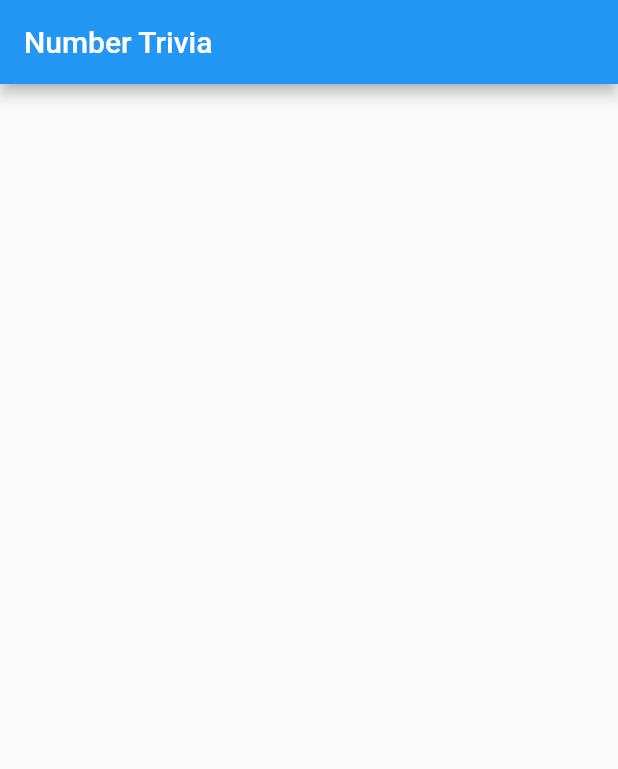
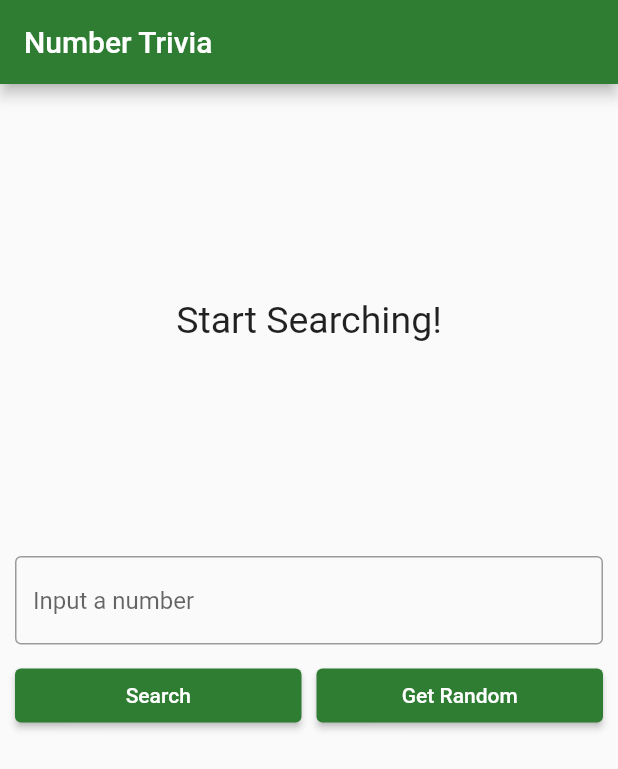
Before and after one commit to husseinqab/flutter_clean_architacture, a Flutter app: the screen it shows after launch, on a phone screen of 412 x 824 dp. Shown: the top 769 px of the screen. Run offline on Flutter 3.47's test engine with Material 2 defaults, Android fonts, the phone set to English and light mode, and no system bars; our stand-ins replace bloc, dartz, equatable, flutter_bloc, get_it, internet_connection_checker and 1 more.

Commit message:
finish bloc tests do presentation layer

```diff
--- a/lib/features/number_trivia/presentation/pages/number_trivia_page.dart
+++ b/lib/features/number_trivia/presentation/pages/number_trivia_page.dart
@@ -1,4 +1,11 @@
 import 'package:flutter/material.dart';
+import 'package:flutter_bloc/flutter_bloc.dart';
+import 'package:flutter_clean_arch/features/number_trivia/presentation/bloc/number_trivia_bloc.dart';
+
+import '../../../../injection_container.dart';
+import '../widgets/loading_widget.dart';
+import '../widgets/message_display.dart';
+import '../widgets/trivia_display.dart';
 
 class NumberTriviaPage extends StatelessWidget {
   const NumberTriviaPage({Key? key}) : super(key: key);
@@ -9,6 +16,99 @@ class NumberTriviaPage extends StatelessWidget {
       appBar: AppBar(
         title: const Text("Number Trivia"),
       ),
+      body: _bodyBuilder(context),
+    );
+  }
+
+  BlocProvider<NumberTriviaBloc> _bodyBuilder(BuildContext context) {
+    return BlocProvider(
+      create: (context) => sl<NumberTriviaBloc>(),
+      child: Padding(
+          padding: const EdgeInsets.all(10.0),
+          child: SingleChildScrollView(
+            reverse: true,
+            child: Column(
+              children: [
+                const SizedBox(height: 10),
+                //top half
+                BlocBuilder<NumberTriviaBloc, NumberTriviaState>(
+                  builder: (context, state) {
+                    if (state is NumberTriviaInitial) {
+                      return const MessageDisplay(
+                        text: "Start Searching!",
+                      );
+                    } else if (state is NumberTriviaLoading) {
+                      return const LoadingWidget();
+                    } else if (state is NumberTriviaLoaded) {
+                      return TriviaDisplay(numberTrivia: state.numberTrivia);
+                    } else if (state is NumberTriviaFailed) {
+                      return MessageDisplay(text: state.message);
+                    }
+                    return SizedBox();
+                  },
+                ),
+                const SizedBox(height: 20),
+                //Bottom Half
+                TriviaControls()
+              ],
+            ),
+          )),
     );
   }
 }
+
+class TriviaControls extends StatefulWidget {
+  const TriviaControls({
+    Key? key,
+  }) : super(key: key);
+
+  @override
+  State<TriviaControls> createState() => _TriviaControlsState();
+}
+
+class _TriviaControlsState extends State<TriviaControls> {
+  late String inputStr;
+  TextEditingController controller = TextEditingController();
+
+  @override
+  Widget build(BuildContext context) {
+    return Column(
+      children: [
+        TextField(
+            controller: controller,
+            keyboardType: TextInputType.number,
+            decoration: const InputDecoration(
+                hintText: 'Input a number', border: OutlineInputBorder()),
+            onChanged: (value) {
+              inputStr = value;
+            }),
+        SizedBox(height: 10),
+        Row(
+          children: [
+            Expanded(
+              child: ElevatedButton(
+                onPressed: () {
+                  controller.clear();
+                  BlocProvider.of<NumberTriviaBloc>(context).add(GetTriviaForConcreteNumberEvent(inputStr));
+                },
+                child: Text("Search"),
+              ),
+            ),
+            SizedBox(width: 10),
+            Expanded(
+              child: ElevatedButton(
+                onPressed: () {
+                  controller.clear();
+                  context.read<NumberTriviaBloc>().add(
+                        GetTriviaForRandomNumberEvent(),
+                      );
+                },
+                child: Text("Get Random"),
+              ),
+            ),
+          ],
+        )
+      ],
+    );
+  }
+}
--- /dev/null
+++ b/lib/features/number_trivia/presentation/widgets/message_display.dart
@@ -0,0 +1,26 @@
+import 'package:flutter/material.dart';
+
+class MessageDisplay extends StatelessWidget {
+  final String text;
+
+  const MessageDisplay({
+    required this.text,
+    Key? key,
+  }) : super(key: key);
+
+  @override
+  Widget build(BuildContext context) {
+    return Container(
+      height: MediaQuery.of(context).size.height / 3,
+      child: Center(
+        child: SingleChildScrollView(
+          child: Text(text,
+              style: const TextStyle(
+                fontSize: 25,
+              ),
+              textAlign: TextAlign.center),
+        ),
+      ),
+    );
+  }
+}
--- a/lib/main.dart
+++ b/lib/main.dart
@@ -18,9 +18,9 @@ class MyApp extends StatelessWidget {
     return MaterialApp(
       title: 'Number Trivia',
       theme: ThemeData(
-        primaryColor: Colors.green.shade800,
-        colorScheme: ColorScheme.fromSwatch().copyWith(secondary: Colors.green.shade600)
-      ),
+          colorScheme: ColorScheme.light().copyWith(
+              primary: Colors.green.shade800,
+              secondary: Colors.green.shade600)),
       home: const NumberTriviaPage(),
     );
   }
```
Also changed, not shown: lib/features/number_trivia/presentation/widgets/loading_widget.dart (added, +17 -0 lines), lib/features/number_trivia/presentation/widgets/trivia_display.dart (added, +34 -0 lines).
